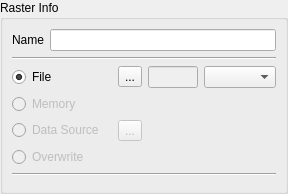
Old version of the form src/terralib/qt/widgets/rp/ui/RasterInfoWidgetForm.ui in the repository claudiobogossian/terralib5.
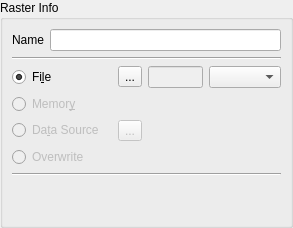
New version of the form.

The edit to the form file:
```diff
--- a/src/terralib/qt/widgets/rp/ui/RasterInfoWidgetForm.ui
+++ b/src/terralib/qt/widgets/rp/ui/RasterInfoWidgetForm.ui
@@ -6,8 +6,8 @@
    <rect>
     <x>0</x>
     <y>0</y>
-    <width>288</width>
-    <height>185</height>
+    <width>293</width>
+    <height>228</height>
    </rect>
   </property>
   <property name="windowTitle">
@@ -44,7 +44,11 @@
            </widget>
           </item>
           <item row="0" column="1">
-           <widget class="QLineEdit" name="m_nameLineEdit"/>
+           <widget class="QLineEdit" name="m_nameLineEdit">
+            <property name="readOnly">
+             <bool>true</bool>
+            </property>
+           </widget>
           </item>
          </layout>
         </item>
@@ -66,7 +70,7 @@
              </size>
             </property>
             <property name="text">
-             <string>File</string>
+             <string>Fi&amp;le</string>
             </property>
             <property name="checked">
              <bool>true</bool>
@@ -80,6 +84,9 @@
               <property name="enabled">
                <bool>false</bool>
               </property>
+              <property name="readOnly">
+               <bool>true</bool>
+              </property>
              </widget>
             </item>
             <item row="0" column="1">
@@ -116,7 +123,7 @@
              </size>
             </property>
             <property name="text">
-             <string>Memory</string>
+             <string>Memor&amp;y</string>
             </property>
            </widget>
           </item>
@@ -132,7 +139,7 @@
              </size>
             </property>
             <property name="text">
-             <string>Data Source</string>
+             <string>Da&amp;ta Source</string>
             </property>
            </widget>
           </item>
```
Left out of the diff: 2 changed lines with no effect on the pictures.
